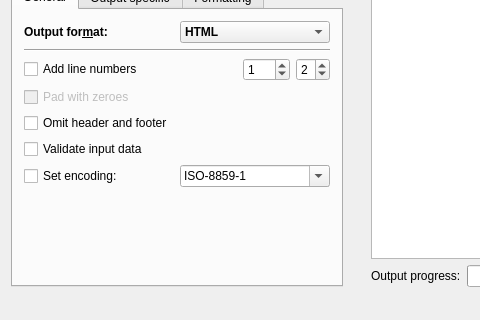
The window that highlight/src/gui-qt/mainwindow.ui (svn2github/highlight) describes before a commit, drawn with Qt 5; both pictures show x 0 to 480 and y 532 to 852 of the 957 by 852 pixel window.
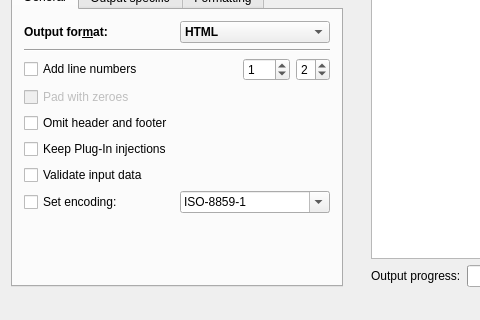
The same window after the commit. The open tabs and pages were chosen to show the change. Icons and pictures are not drawn.

Commit message: added --keep-injections option

Diff of the .ui file:
```diff
--- a/highlight/src/gui-qt/mainwindow.ui
+++ b/highlight/src/gui-qt/mainwindow.ui
@@ -781,6 +781,16 @@
            </property>
           </widget>
          </item>
+         <item>
+          <widget class="QCheckBox" name="cbKeepInjections">
+           <property name="toolTip">
+            <string>Output any plug-in text injections even if document header and footer is omitted.</string>
+           </property>
+           <property name="text">
+            <string>Keep Plug-In injections</string>
+           </property>
+          </widget>
+         </item>
          <item>
           <widget class="QCheckBox" name="cbValidateInput">
            <property name="toolTip">
```
Left out of the diff: 2 changed lines with no effect on the pictures. The commit also changes 17 other files.
